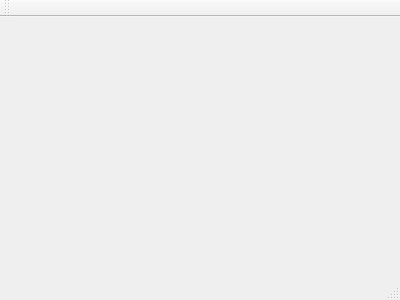
Before: the Qt Designer form Projekt/SensorGloveQt/mainwindow.ui in DubelSoftwareSolutions/SensorHand_DataVisualisation, drawn with Qt 5.
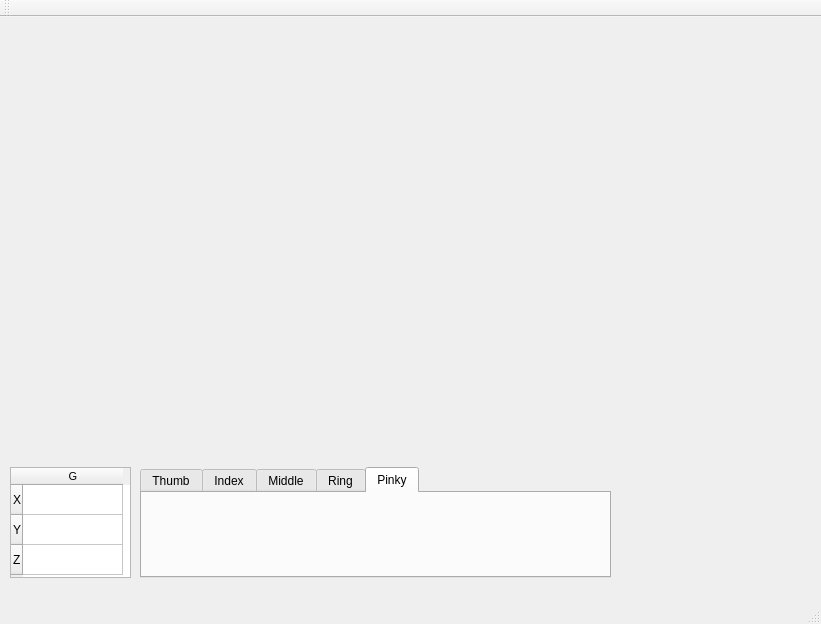
After: the same form once the commit is applied.

Commit message: +mainWindow: Glove3DLayout, FingersTab, GyroTable

Patch:
```diff
--- a/Projekt/SensorGloveQt/mainwindow.ui
+++ b/Projekt/SensorGloveQt/mainwindow.ui
@@ -1,24 +1,152 @@
 <ui version="4.0">
  <class>MainWindow</class>
- <widget class="QMainWindow" name="MainWindow" >
-  <property name="geometry" >
+ <widget class="QMainWindow" name="MainWindow">
+  <property name="geometry">
    <rect>
     <x>0</x>
     <y>0</y>
-    <width>400</width>
-    <height>300</height>
+    <width>821</width>
+    <height>624</height>
    </rect>
   </property>
   <property name="windowTitle" >
    <string>MainWindow</string>
   </property>
-  <widget class="QMenuBar" name="menuBar" />
-  <widget class="QToolBar" name="mainToolBar" />
-  <widget class="QWidget" name="centralWidget" />
-  <widget class="QStatusBar" name="statusBar" />
+  <widget class="QWidget" name="centralWidget">
+   <widget class="QWidget" name="verticalLayoutWidget">
+    <property name="geometry">
+     <rect>
+      <x>0</x>
+      <y>0</y>
+      <width>611</width>
+      <height>421</height>
+     </rect>
+    </property>
+    <layout class="QVBoxLayout" name="Glove3DLayout">
+     <property name="sizeConstraint">
+      <enum>QLayout::SetDefaultConstraint</enum>
+     </property>
+    </layout>
+   </widget>
+   <widget class="QTableWidget" name="tableWidget">
+    <property name="geometry">
+     <rect>
+      <x>10</x>
+      <y>450</y>
+      <width>121</width>
+      <height>111</height>
+     </rect>
+    </property>
+    <property name="verticalScrollBarPolicy">
+     <enum>Qt::ScrollBarAlwaysOff</enum>
+    </property>
+    <property name="horizontalScrollBarPolicy">
+     <enum>Qt::ScrollBarAsNeeded</enum>
+    </property>
+    <property name="autoScroll">
+     <bool>true</bool>
+    </property>
+    <property name="autoScrollMargin">
+     <number>10</number>
+    </property>
+    <property name="verticalScrollMode">
+     <enum>QAbstractItemView::ScrollPerItem</enum>
+    </property>
+    <property name="horizontalScrollMode">
+     <enum>QAbstractItemView::ScrollPerItem</enum>
+    </property>
+    <property name="showGrid">
+     <bool>true</bool>
+    </property>
+    <property name="gridStyle">
+     <enum>Qt::SolidLine</enum>
+    </property>
+    <row>
+     <property name="text">
+      <string>X</string>
+     </property>
+    </row>
+    <row>
+     <property name="text">
+      <string>Y</string>
+     </property>
+    </row>
+    <row>
+     <property name="text">
+      <string>Z</string>
+     </property>
+    </row>
+    <column>
+     <property name="text">
+      <string>G</string>
+     </property>
+     <property name="font">
+      <font>
+       <pointsize>8</pointsize>
+      </font>
+     </property>
+    </column>
+   </widget>
+   <widget class="QTabWidget" name="tabWidget">
+    <property name="geometry">
+     <rect>
+      <x>140</x>
+      <y>450</y>
+      <width>471</width>
+      <height>111</height>
+     </rect>
+    </property>
+    <property name="currentIndex">
+     <number>4</number>
+    </property>
+    <widget class="QWidget" name="tabThumb">
+     <attribute name="title">
+      <string>Thumb</string>
+     </attribute>
+    </widget>
+    <widget class="QWidget" name="tabIndex">
+     <attribute name="title">
+      <string>Index</string>
+     </attribute>
+    </widget>
+    <widget class="QWidget" name="tabMiddle">
+     <attribute name="title">
+      <string>Middle</string>
+     </attribute>
+    </widget>
+    <widget class="QWidget" name="tabRing">
+     <attribute name="title">
+      <string>Ring</string>
+     </attribute>
+    </widget>
+    <widget class="QWidget" name="tab_6">
+     <attribute name="title">
+      <string>Pinky</string>
+     </attribute>
+    </widget>
+   </widget>
+  </widget>
+  <widget class="QMenuBar" name="menuBar">
+   <property name="geometry">
+    <rect>
+     <x>0</x>
+     <y>0</y>
+     <width>821</width>
+     <height>21</height>
+    </rect>
+   </property>
+  </widget>
+  <widget class="QToolBar" name="mainToolBar">
+   <attribute name="toolBarArea">
+    <enum>TopToolBarArea</enum>
+   </attribute>
+   <attribute name="toolBarBreak">
+    <bool>false</bool>
+   </attribute>
+  </widget>
+  <widget class="QStatusBar" name="statusBar"/>
  </widget>
- <layoutDefault spacing="6" margin="11" />
- <pixmapfunction></pixmapfunction>
+ <layoutdefault spacing="6" margin="11"/>
  <resources/>
  <connections/>
 </ui>
```
Left out of the diff: 3 changed lines with no effect on the pictures. The commit also changes 6 other files.
